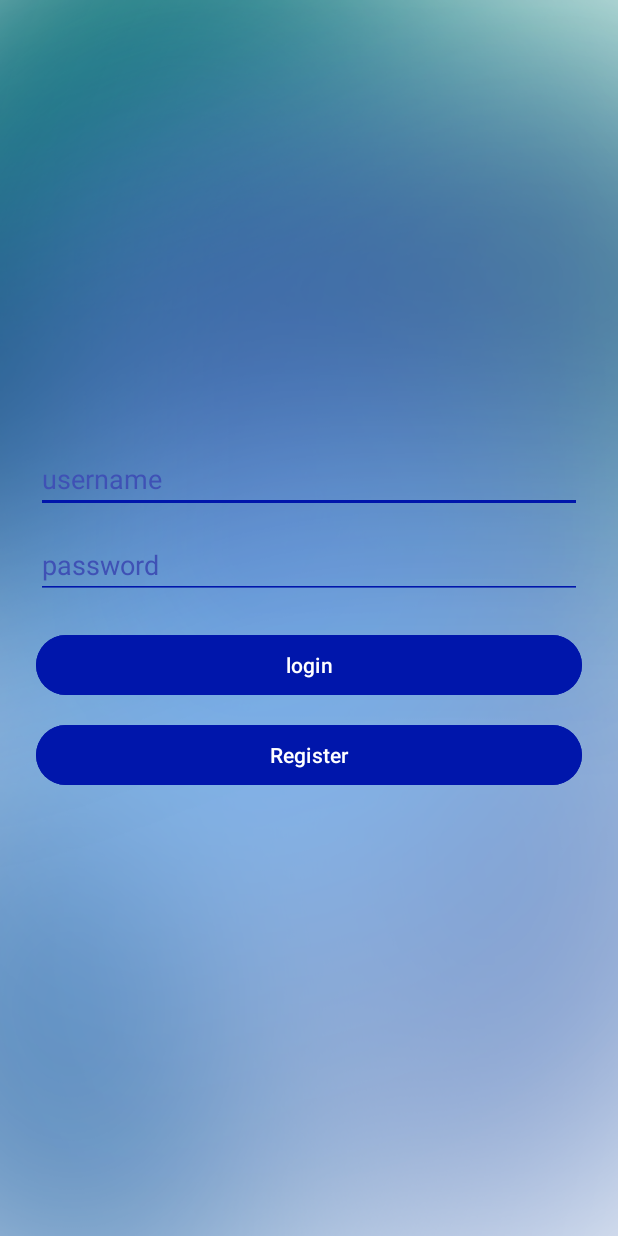
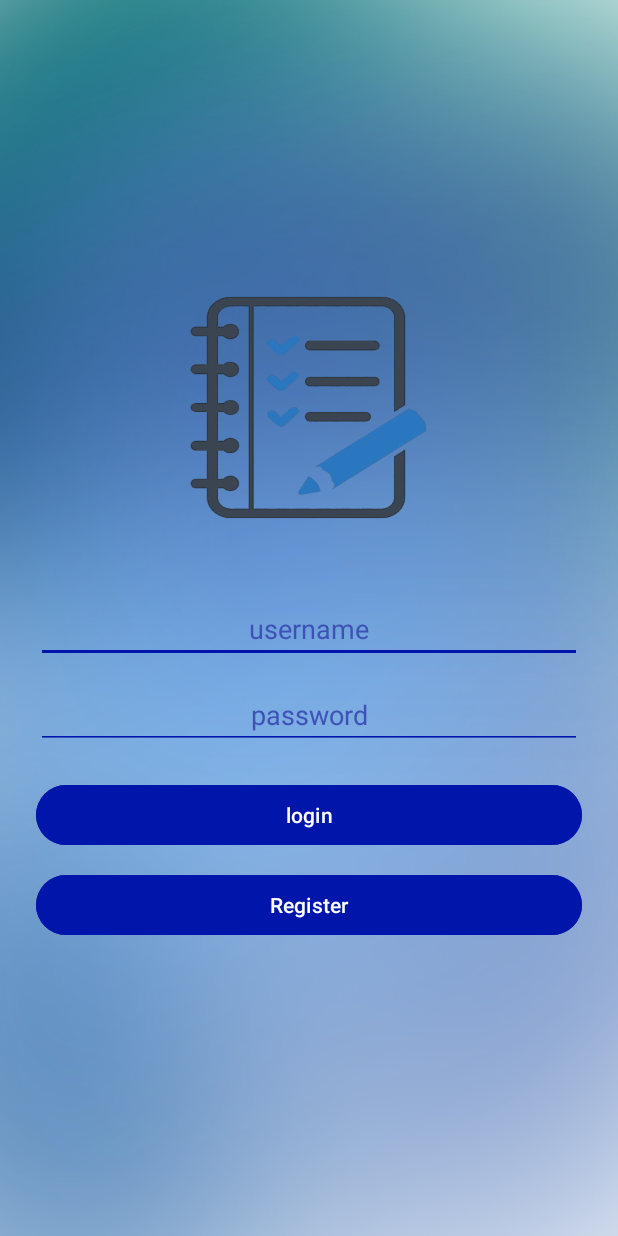
Before and after one commit to Devi-web22/app_todo_rimender, an Android app: the screen it shows after launch (login), on a phone screen of 412 x 824 dp. Run offline under Robolectric (Android 15) with nearby library versions, the phone set to English and light mode, and no system bars.

Commit message:
nambahkan gambar plus menambahkan codingan

```diff
--- a/app/src/main/res/layout/activity_login.xml
+++ b/app/src/main/res/layout/activity_login.xml
@@ -8,6 +8,12 @@
     android:gravity="center"
     android:background="@drawable/background">
 
+    <ImageView
+        android:background="@drawable/p"
+        android:layout_width="170dp"
+        android:layout_height="150dp"
+        android:layout_marginBottom="50dp"/>
+
     <EditText
         android:id="@+id/edtUsername"
         android:layout_width="match_parent"
@@ -16,17 +22,18 @@
         android:textColorHint="#3F51B5"
         android:inputType="textPersonName"
         android:backgroundTint="#0016AB"
+        android:gravity="center"
         android:layout_marginBottom="12dp"/>
 
     <EditText
         android:id="@+id/edtPassword"
         android:layout_width="match_parent"
-
         android:layout_height="wrap_content"
         android:hint="@string/password"
         android:inputType="textPassword"
         android:textColorHint="#3F51B5"
         android:backgroundTint="#0016AB"
+        android:gravity="center"
         android:layout_marginBottom="20dp"/>
 
     <Button
```
Also changed, not shown: app/src/main/res/drawable/p.png (added).
